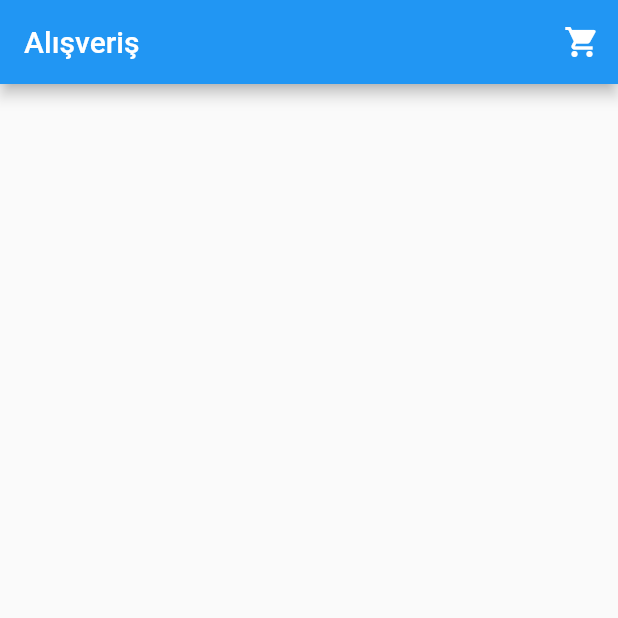
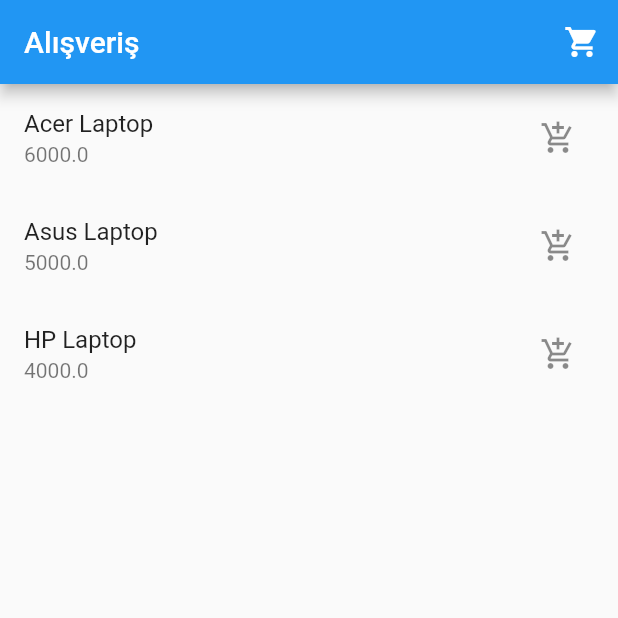
Before and after one commit to HamidMusayev/BLOC_cart, a Flutter app: the screen it shows after launch, on a phone screen of 412 x 824 dp, the top half of it. Run offline on Flutter 3.47's test engine with Material 2 defaults, Android fonts, the phone set to English and light mode, and no system bars.

Commit message:
product list completed

```diff
--- a/lib/data/product_service.dart
+++ b/lib/data/product_service.dart
@@ -13,8 +13,8 @@ class ProductService{
 
   static List<Product> getAll(){
     products.add(new Product(1, "Acer Laptop", 6000));
-    products.add(new Product(1, "Acer Laptop", 6000));
-    products.add(new Product(1, "Acer Laptop", 6000));
+    products.add(new Product(2, "Asus Laptop", 5000));
+    products.add(new Product(3, "HP Laptop", 4000));
     return products;
   }
 }
--- a/lib/screens/product_list_screen.dart
+++ b/lib/screens/product_list_screen.dart
@@ -1,3 +1,6 @@
+import 'package:bloc_app/blocs/cart_bloc.dart';
+import 'package:bloc_app/blocs/product_bloc.dart';
+import 'package:bloc_app/models/cart.dart';
 import 'package:flutter/material.dart';
 
 class ProductListScreen extends StatelessWidget {
@@ -9,10 +12,43 @@ class ProductListScreen extends StatelessWidget {
         actions: <Widget>[
           IconButton(
             icon: Icon(Icons.shopping_cart),
-            onPressed: ()=> Navigator.pushNamed(context, "/cart"),
+            onPressed: () => Navigator.pushNamed(context, "/cart"),
           )
         ],
       ),
+      body: buildProductList(),
     );
   }
+
+  buildProductList() {
+    return StreamBuilder(
+      initialData: productBloc.getAll(),
+      stream: productBloc.getStream,
+      builder: (context, snapshot) {
+        return snapshot.data.length > 0
+            ? buildProductListItems(snapshot)
+            : Center(
+                child: Text("Data yoxdur"),
+              );
+      },
+    );
+  }
+
+  buildProductListItems(AsyncSnapshot<dynamic> snapshot) {
+    return ListView.builder(
+        itemCount: snapshot.data.length,
+        itemBuilder: (BuildContext context, index) {
+          final list = snapshot.data;
+          return ListTile(
+            title: Text(list[index].name),
+            subtitle: Text(list[index].price.toString()),
+            trailing: IconButton(
+              icon: Icon(Icons.add_shopping_cart),
+              onPressed: () {
+                cartBloc.addToCart(Cart(list[index], 1));
+              },
+            ),
+          );
+        });
+  }
 }
```
